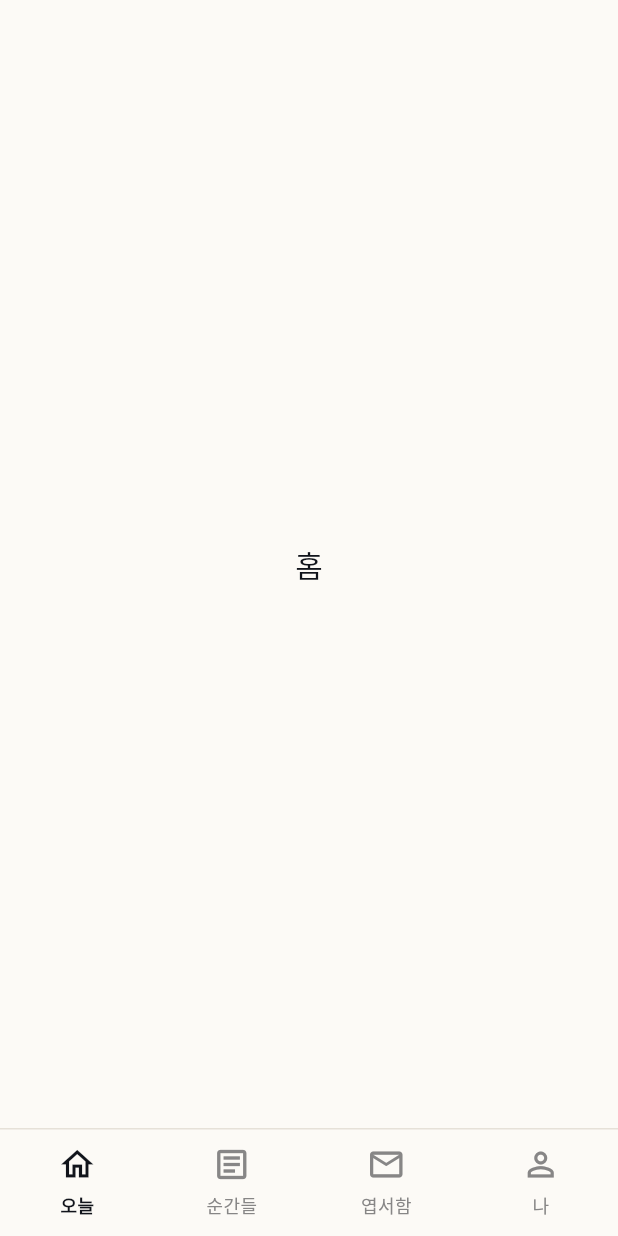
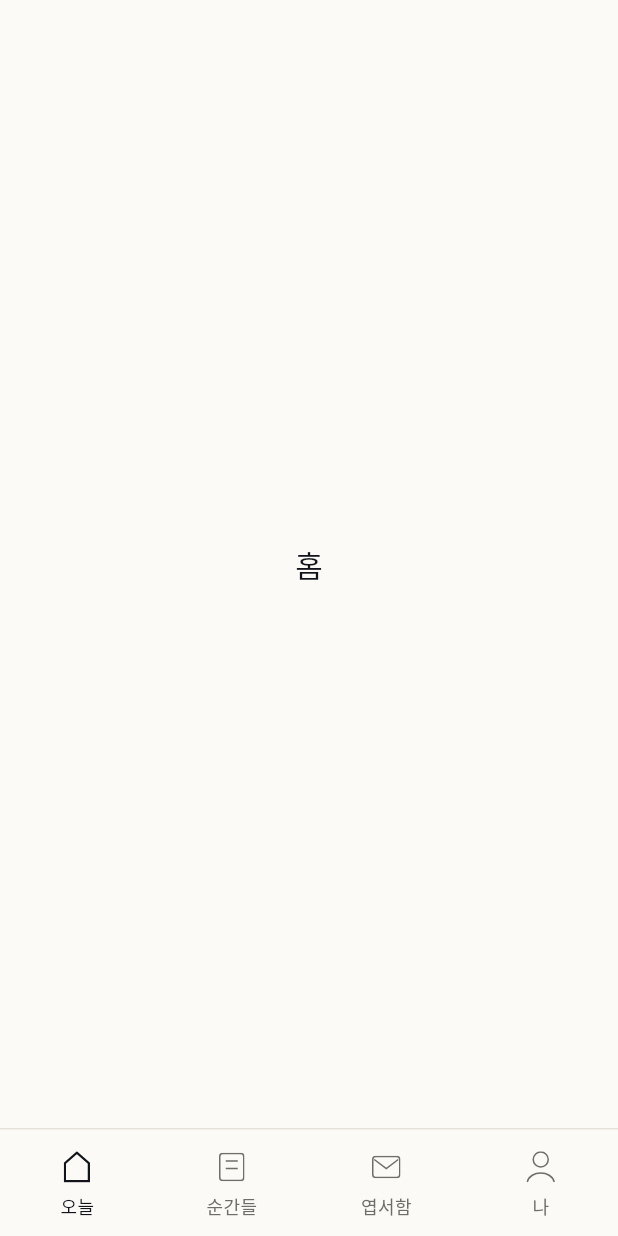
Before and after one commit to Team-HandBridge/frontend, a Flutter app: the screen it shows after launch, on a phone screen of 412 x 824 dp. Run offline on Flutter 3.47's test engine with Material 3 defaults, Android fonts, the phone set to English and light mode, and no system bars; our stand-ins replace flutter_riverpod, flutter_svg, go_router; Roboto replaces fonts that are missing (NotoSerifKR).

Commit message:
feat: 바텀 네비게이션 디자인 개선 (#3)

```diff
--- a/lib/app/theme/dalm_colors.dart
+++ b/lib/app/theme/dalm_colors.dart
@@ -12,6 +12,7 @@ abstract final class DalmColors {
   static const textDisabled = DalmPalette.disabled;
   static const textInverse = DalmPalette.white;
   static const border = DalmPalette.border;
+  static const navigationInactive = DalmPalette.stone;
 
   static const primaryAction = DalmPalette.deepInk;
   static const secondaryAction = DalmPalette.slateBlue;
--- a/lib/core/widgets/dalm_bottom_navigation_bar.dart
+++ b/lib/core/widgets/dalm_bottom_navigation_bar.dart
@@ -1,4 +1,5 @@
 import 'package:flutter/material.dart';
+import 'package:flutter_svg/flutter_svg.dart';
 
 import '../../app/theme/dalm_colors.dart';
 import '../../app/theme/dalm_typography.dart';
@@ -17,10 +18,22 @@ class DalmBottomNavigationBar extends StatelessWidget {
   final ValueChanged<int> onTap;
 
   static const List<_DalmBottomNavigationItem> _items = [
-    _DalmBottomNavigationItem(label: '오늘', icon: Icons.home_outlined),
-    _DalmBottomNavigationItem(label: '순간들', icon: Icons.article_outlined),
-    _DalmBottomNavigationItem(label: '엽서함', icon: Icons.mail_outline),
-    _DalmBottomNavigationItem(label: '나', icon: Icons.person_outline),
+    _DalmBottomNavigationItem(
+      label: '오늘',
+      assetPath: 'assets/icons/nav_home.svg',
+    ),
+    _DalmBottomNavigationItem(
+      label: '순간들',
+      assetPath: 'assets/icons/nav_moments.svg',
+    ),
+    _DalmBottomNavigationItem(
+      label: '엽서함',
+      assetPath: 'assets/icons/nav_postcards.svg',
+    ),
+    _DalmBottomNavigationItem(
+      label: '나',
+      assetPath: 'assets/icons/nav_profile.svg',
+    ),
   ];
 
   @override
@@ -48,7 +61,7 @@ class DalmBottomNavigationBar extends StatelessWidget {
 
     final color = isSelected
         ? DalmColors.textPrimary
-        : DalmColors.textSecondary;
+        : DalmColors.navigationInactive;
 
     return Expanded(
       child: Semantics(
@@ -61,13 +74,21 @@ class DalmBottomNavigationBar extends StatelessWidget {
             child: Column(
               mainAxisAlignment: MainAxisAlignment.center,
               children: [
-                Icon(item.icon, size: 26, color: color),
-                const SizedBox(height: 6),
+                SizedBox.square(
+                  dimension: 24,
+                  child: Center(
+                    child: SvgPicture.asset(
+                      item.assetPath,
+                      colorFilter: ColorFilter.mode(color, BlendMode.srcIn),
+                    ),
+                  ),
+                ),
+                const SizedBox(height: 8),
                 Text(
                   item.label,
                   style: DalmTypography.caption.copyWith(
                     color: color,
-                    fontWeight: isSelected ? FontWeight.w600 : FontWeight.w400,
+                    height: 1,
                   ),
                 ),
               ],
@@ -80,8 +101,11 @@ class DalmBottomNavigationBar extends StatelessWidget {
 }
 
 class _DalmBottomNavigationItem {
-  const _DalmBottomNavigationItem({required this.label, required this.icon});
+  const _DalmBottomNavigationItem({
+    required this.label,
+    required this.assetPath,
+  });
 
   final String label;
-  final IconData icon;
+  final String assetPath;
 }
--- a/pubspec.yaml
+++ b/pubspec.yaml
@@ -36,6 +36,7 @@ dependencies:
   cupertino_icons: ^1.0.8
   flutter_riverpod: ^3.4.2
   go_router: ^18.0.0
+  flutter_svg: ^2.3.0
 
 dev_dependencies:
   flutter_test:
```
Also changed, not shown: assets/icons/nav_home.svg (added), assets/icons/nav_moments.svg (added), assets/icons/nav_postcards.svg (added), assets/icons/nav_profile.svg (added), pubspec.lock, 2 other files.
